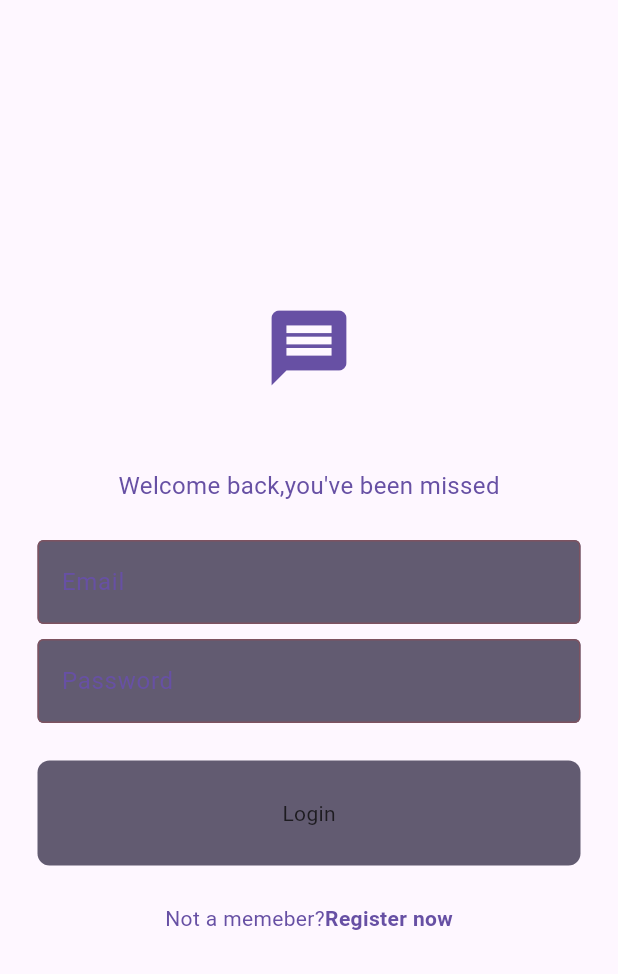
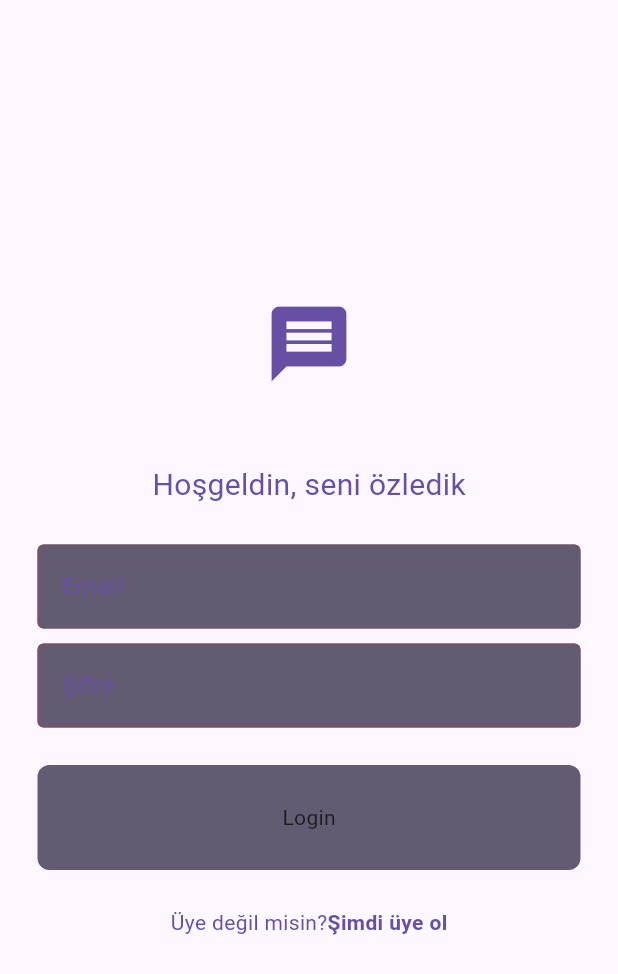
Before and after one commit to AhmeTalhAkyol/OUA_Notes_App, a Flutter app: the screen it shows after launch, on a phone screen of 412 x 824 dp. Shown: the top 974 px of the screen. Run offline on Flutter 3.47's test engine with Material 3 defaults, Android fonts, the phone set to English and light mode, and no system bars; our stand-ins replace cloud_firestore, firebase_auth, firebase_core; accounts and stored records are empty.

Commit message:
Login page üzerinde ufak düzenlemeler yapıldı.

```diff
--- a/lib/pages/login_page.dart
+++ b/lib/pages/login_page.dart
@@ -72,10 +72,10 @@ class LoginPage extends StatelessWidget {
           ),
           //welcome back message
           Text(
-            "Welcome back,you've been missed",
+            "Hoşgeldin, seni özledik",
             style: TextStyle(
               color: Theme.of(context).colorScheme.primary,
-              fontSize: 16,
+              fontSize: 20,
             ),
           ),
           //email textfield
@@ -92,7 +92,7 @@ class LoginPage extends StatelessWidget {
           ),
           //pw textfield
           MyTextField(
-            hintText: "Password",
+            hintText: "Şifre",
             obscureText: true,
             controller: _pwController,
           ),
@@ -114,13 +114,13 @@ class LoginPage extends StatelessWidget {
             mainAxisAlignment: MainAxisAlignment.center,
             children: [
               Text(
-                "Not a memeber?",
+                "Üye değil misin?",
                 style: TextStyle(color: Theme.of(context).colorScheme.primary),
               ),
               GestureDetector(
                 onTap: onTap,
                 child: Text(
-                  "Register now",
+                  "Şimdi üye ol",
                   style: TextStyle(
                     fontWeight: FontWeight.bold,
                     color: Theme.of(context).colorScheme.primary,
```
